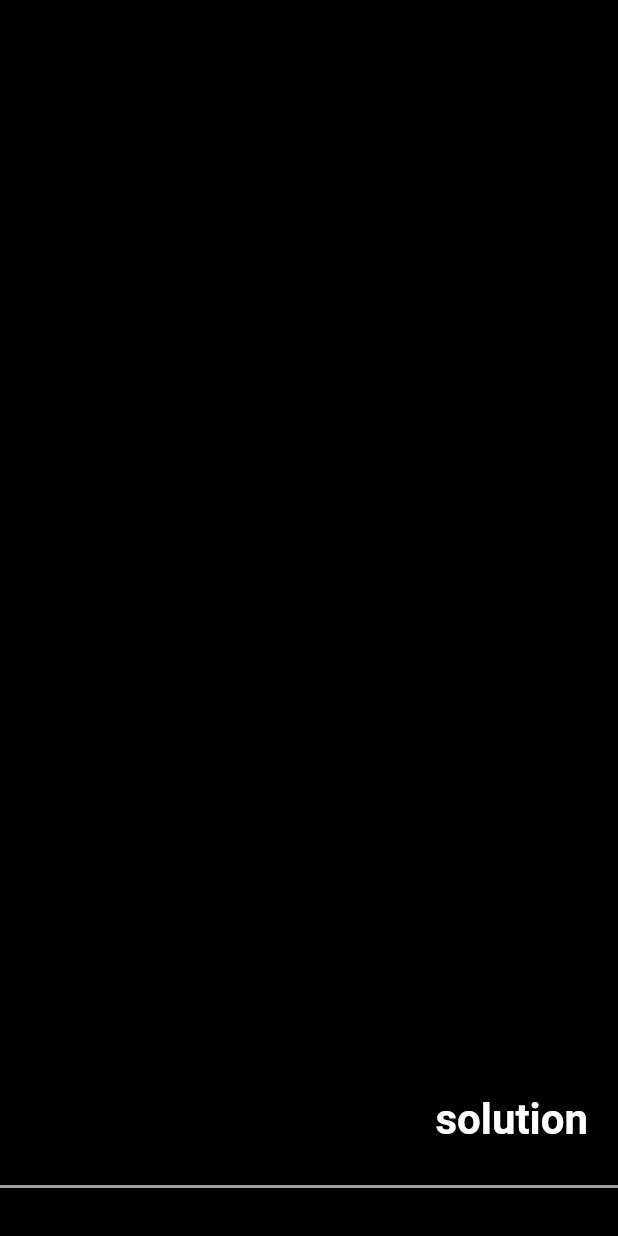
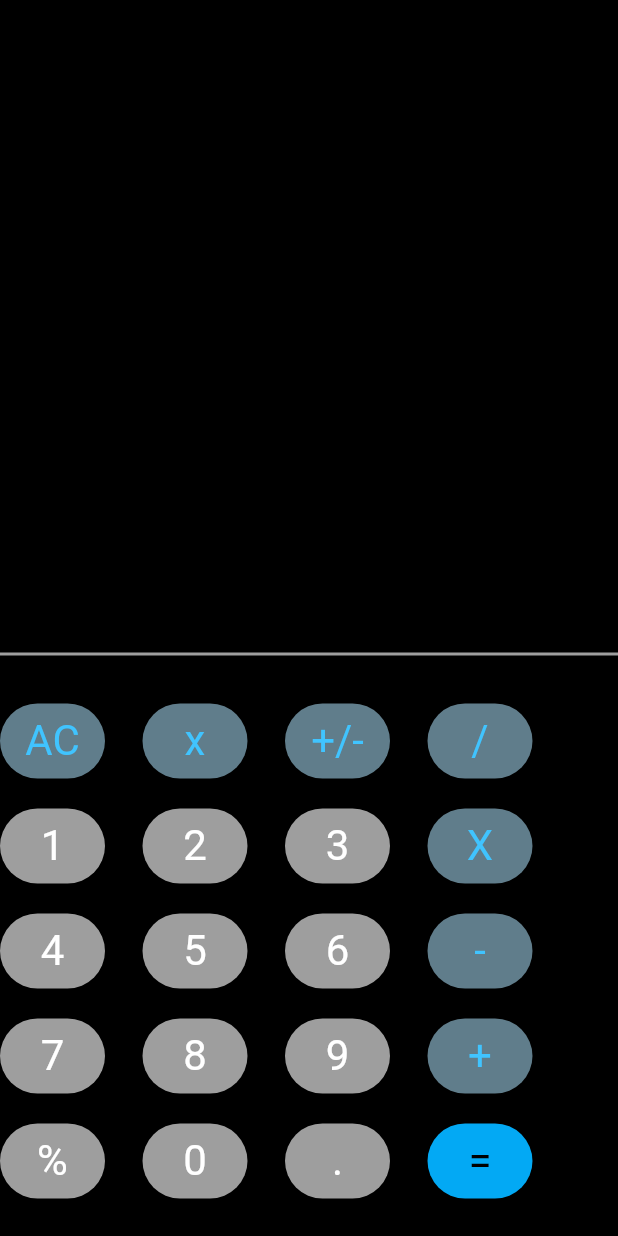
Before and after one commit to msamichael/Flutter_Calculator_App, a Flutter app: the screen it shows after launch, on a phone screen of 412 x 824 dp. Run offline on Flutter 3.47's test engine with Material 2 defaults, Android fonts, the phone set to English and light mode, and no system bars; our stand-ins replace math_expressions.

Commit message:
added calculating functionalities

```diff
--- a/lib/home_page.dart
+++ b/lib/home_page.dart
@@ -32,7 +32,7 @@ class _HomePageState extends State<HomePage> {
               alignment: Alignment.topRight,
               padding:const EdgeInsets.all(20.0),
               child: Text(
-                'solution',
+                solution,
                 style: const TextStyle(
                   color: Colors.white,
                   fontSize: 28,
@@ -47,12 +47,186 @@ class _HomePageState extends State<HomePage> {
               ),
               Row(
                 children: [
-
+...getTextCustomRow(
+                    "AC",
+                    Colors.blueGrey,
+                    Colors.lightBlueAccent,
+                  ),
+                  ...getTextCustomRow(
+                    "x",
+                    Colors.blueGrey,
+                    Colors.lightBlueAccent,
+                  ),
+                  ...getTextCustomRow(
+                    "+/-",
+                    Colors.blueGrey,
+                    Colors.lightBlueAccent,
+                  ),
+                  ...getTextCustomRow(
+                    "/",
+                    Colors.blueGrey,
+                    Colors.lightBlueAccent,
+                  ),
                 ],
+              ),
+              const SizedBox(height: 20),
+              Row(
+                children: [
+                  ...getTextNumberRow(1, Colors.grey),
+                  ...getTextCustomRow(
+                    "X",
+                    Colors.blueGrey,
+                    Colors.lightBlueAccent,
+                  ),
+                ],
+              ),
+              const SizedBox(height: 20),
+              Row(
+                children: [
+                  ...getTextNumberRow(4, Colors.grey),
+                  ...getTextCustomRow(
+                    "-",
+                    Colors.blueGrey,
+                    Colors.lightBlueAccent,
+                  ),
+                ],
+              ),
+              const SizedBox(height: 20),
+              Row(
+                children: [
+                  ...getTextNumberRow(7, Colors.grey),
+                  ...getTextCustomRow(
+                    "+",
+                    Colors.blueGrey,
+                    Colors.lightBlueAccent,
+                  )
+                ],
+              ),
+              const SizedBox(height: 20),
+              Row(
+                children: [
+                  ...getTextCustomRow("%", Colors.grey, Colors.white),
+                  ...getTextCustomRow("0", Colors.grey, Colors.white),
+                  ...getTextCustomRow(".", Colors.grey, Colors.white),
+                  ...getTextCustomRow("=", Colors.lightBlue, Colors.black)
+                ],
+              ),
+              const SizedBox(
+                height: 25,
               ),
           ],
         ),
       ),
     );
   }
+
+
+
+List<Widget> getTextNumberRow(iVal, buttonColor){
+  List<Widget> childs = [];
+  for (var i = iVal; i < iVal + 3; i++){
+    if(!i.isNegative){
+      childs.add(Center(
+        child: Row(children:[
+          ElevatedButton(
+            onPressed: (()=>{
+              setState((){
+                solution = solution + i.toString();
+              }),
+              print(solution),
+              solveEquations(),
+          }),
+          style:ElevatedButton.styleFrom(
+            primary: buttonColor,
+            shape: RoundedRectangleBorder(
+              borderRadius: BorderRadius.circular(25.0),
+            ),
+            minimumSize: const Size(70, 50),
+          ),
+          child: Text(
+            '$i',
+            style: const TextStyle(
+              fontSize: 28,
+              fontWeight: FontWeight.w400,
+            ),
+          ),),
+          const SizedBox(width: 25,)
+        ]) ,));
+    }
+  }
+ return childs;
 }
+
+ List<Widget> getTextCustomRow(buttonVal, buttonBGcolor, buttonFGcolor) {
+    List<Widget> childs = [];
+    for (var i = 0; i < 1; i++) {
+      childs.add(
+        Row(
+          children: [
+            ElevatedButton(
+              onPressed: (() => {
+                    if (buttonVal == "AC")
+                      {
+                        setState(() {
+                          solution = "";
+                        })
+                      }
+                    else if (buttonVal == "=")
+                      {
+                        setState(() {
+                          solution = result.toString();
+                        })
+                      }
+                    else if (buttonVal == "X")
+                      {
+                        setState(() {
+                          solution = solution + '*';
+                        })
+                      }
+                    else if (buttonVal == "x")
+                      {
+                        setState(() {
+                          solution = solution.substring(0, solution.length - 1);
+                        })
+                      }
+                    else
+                      {
+                        setState(() {
+                          solution = solution + buttonVal;
+                        }),
+                        print(solution),
+                        solveEquations(),
+                      }
+                  }),
+              style: ElevatedButton.styleFrom(
+                  primary: buttonBGcolor,
+                  shape: RoundedRectangleBorder(
+                    borderRadius: BorderRadius.circular(25.0),
+                  ),
+                  minimumSize: const Size(70, 50)),
+              child: Text(
+                "$buttonVal",
+                style: TextStyle(
+                  color: buttonFGcolor,
+                  fontSize: 28,
+                  fontWeight: FontWeight.w400,
+                ),
+              ),
+            ),
+            const SizedBox(width: 25)
+          ],
+        ),
+      );
+    }
+
+    return childs;
+  }
+
+  solveEquations() async {
+    ContextModel cm = ContextModel();
+    print("solution = $solution");
+    Expression exp = Parser().parse(solution);
+    result = exp.evaluate(EvaluationType.REAL, cm);
+    return result;
+  }
+}
```
